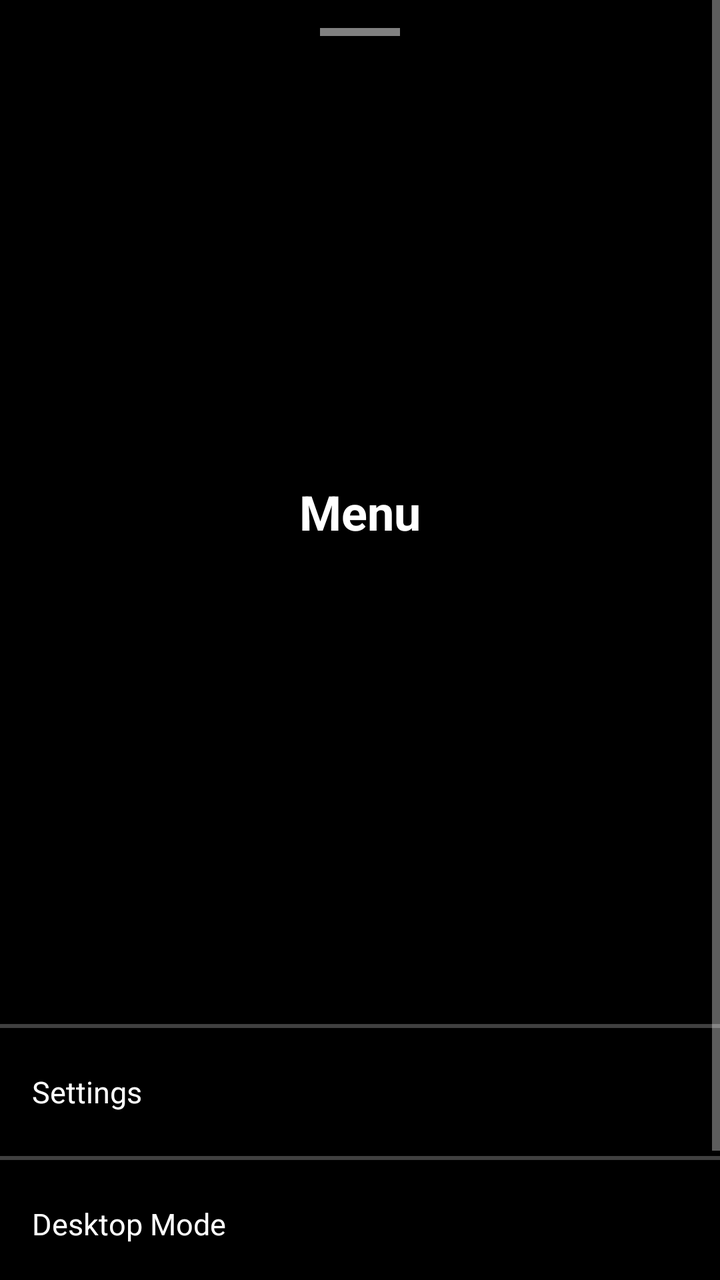
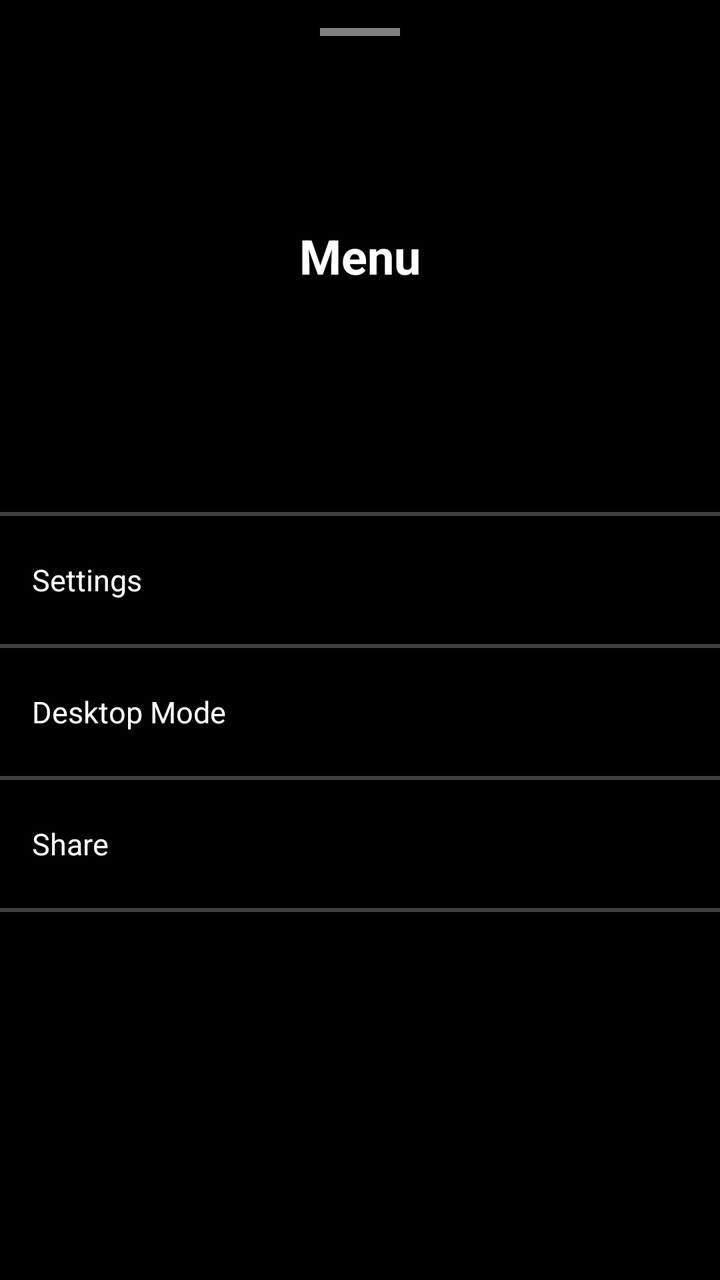

Before-and-after screenshots of an Android layout around one commit, followed by the original layout XML and the change that was made.
<!-- AndroidManifest.xml: application theme Theme.GeckoBrowser -->
<!-- res/layout/activity_bottom_sheet_menu.xml -->
<?xml version="1.0" encoding="utf-8"?>
<ScrollView xmlns:android="http://schemas.android.com/apk/res/android"
    android:layout_width="match_parent"
    android:layout_height="match_parent"
    android:background="@android:color/black"
    android:fillViewport="true">

    <LinearLayout
        android:layout_width="match_parent"
        android:layout_height="wrap_content"
        android:orientation="vertical">

        <FrameLayout
            android:layout_width="match_parent"
            android:layout_height="512dp"
            android:background="@android:color/black">

            <View
                android:layout_width="40dp"
                android:layout_height="4dp"
                android:layout_gravity="top|center_horizontal"
                android:layout_marginTop="14dp"
                android:background="#80FFFFFF" />

            <TextView
                android:id="@+id/sheetTitle"
                android:layout_width="match_parent"
                android:layout_height="wrap_content"
                android:layout_gravity="center"
                android:gravity="center"
                android:paddingHorizontal="16dp"
                android:text="@string/more_menu_title"
                android:textColor="@color/text_primary"
                android:textSize="24sp"
                android:textStyle="bold" />
        </FrameLayout>

        <View
            android:layout_width="match_parent"
            android:layout_height="2dp"
            android:background="@color/divider" />

        <TextView
            android:id="@+id/sheetSettings"
            android:layout_width="match_parent"
            android:layout_height="64dp"
            android:background="?android:attr/selectableItemBackground"
            android:gravity="center_vertical"
            android:paddingHorizontal="16dp"
            android:text="@string/menu_settings"
            android:textColor="@color/text_primary"
            android:textSize="15sp" />

        <View
            android:layout_width="match_parent"
            android:layout_height="2dp"
            android:background="@color/divider" />

        <TextView
            android:id="@+id/sheetDesktopMode"
            android:layout_width="match_parent"
            android:layout_height="64dp"
            android:background="?android:attr/selectableItemBackground"
            android:gravity="center_vertical"
            android:paddingHorizontal="16dp"
            android:text="@string/menu_desktop_mode"
            android:textColor="@color/text_primary"
            android:textSize="15sp" />

        <View
            android:layout_width="match_parent"
            android:layout_height="2dp"
            android:background="@color/divider" />

        <TextView
            android:id="@+id/sheetShare"
            android:layout_width="match_parent"
            android:layout_height="64dp"
            android:background="?android:attr/selectableItemBackground"
            android:gravity="center_vertical"
            android:paddingHorizontal="16dp"
            android:text="@string/menu_share"
            android:textColor="@color/text_primary"
            android:textSize="15sp" />

        <View
            android:layout_width="match_parent"
            android:layout_height="2dp"
            android:background="@color/divider" />

    </LinearLayout>
</ScrollView>
<!-- resources referenced by this layout -->
<resources>
  <color name="divider">#80808080</color>
  <color name="text_primary">@android:color/white</color>
  <string name="menu_desktop_mode">Desktop Mode</string>
  <string name="menu_settings">Settings</string>
  <string name="menu_share">Share</string>
  <string name="more_menu_title">Menu</string>
  <style name="Theme.GeckoBrowser" parent="Theme.AppCompat.NoActionBar">
          <item name="android:windowNoTitle">true</item>
          <item name="android:windowFullscreen">false</item>
          <item name="android:statusBarColor">@android:color/black</item>
          <item name="android:navigationBarColor">@android:color/black</item>
          <item name="android:windowBackground">@color/bg</item>
      </style>
  <color name="bg">@android:color/black</color>
</resources>

<!-- the commit's change to res/layout/activity_bottom_sheet_menu.xml (unified diff, before → after) -->
@@ -12,9 +12,10 @@
 
         <FrameLayout
             android:layout_width="match_parent"
-            android:layout_height="512dp"
+            android:layout_height="256dp"
             android:background="@android:color/black">
 
+            
             <View
                 android:layout_width="40dp"
                 android:layout_height="4dp"
@@ -22,10 +23,11 @@
                 android:layout_marginTop="14dp"
                 android:background="#80FFFFFF" />
 
+            
             <TextView
                 android:id="@+id/sheetTitle"
                 android:layout_width="match_parent"
-                android:layout_height="wrap_content"
+                android:layout_height="match_parent"
                 android:layout_gravity="center"
                 android:gravity="center"
                 android:paddingHorizontal="16dp"
@@ -33,6 +35,7 @@
                 android:textColor="@color/text_primary"
                 android:textSize="24sp"
                 android:textStyle="bold" />
+
         </FrameLayout>
 
         <View
